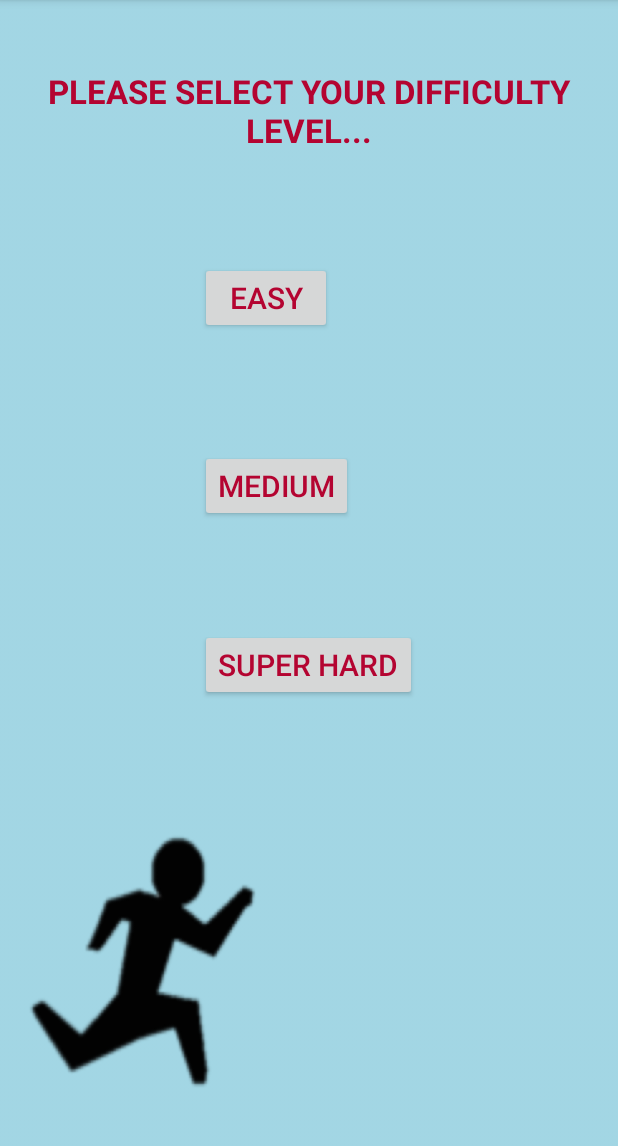
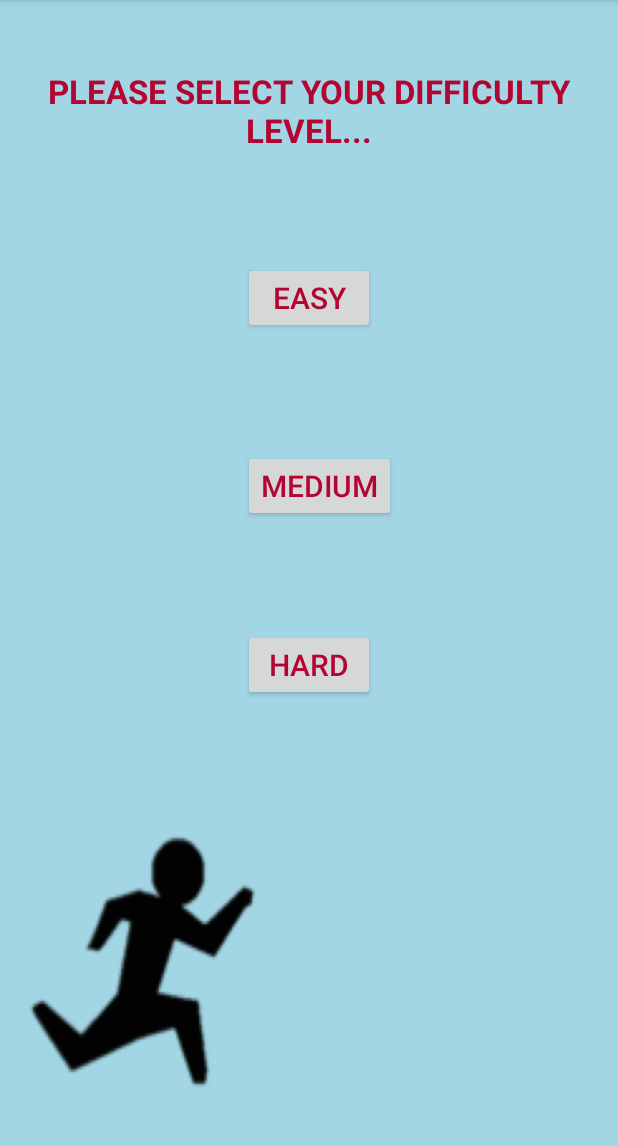
Before and after one commit to colettemerrill/GhostHunterColette, an Android app: the MainActivity screen opened directly, with no data from a screen before it, on a phone screen of 412 x 824 dp, the part 84-1230 px from its top. Run offline under Robolectric (Android 15) with nearby library versions, the phone set to English and light mode, and no system bars.

Commit message:
Changed back to “Hard”

```diff
--- a/app/src/main/res/layout/activity_main.xml
+++ b/app/src/main/res/layout/activity_main.xml
@@ -45,7 +45,7 @@
     <Button
         android:layout_width="wrap_content"
         android:layout_height="wrap_content"
-        android:text="Super Hard"
+        android:text="Hard"
          android:textSize="20dp"
         android:gravity="center"
         android:textColor="#B40431"
```
